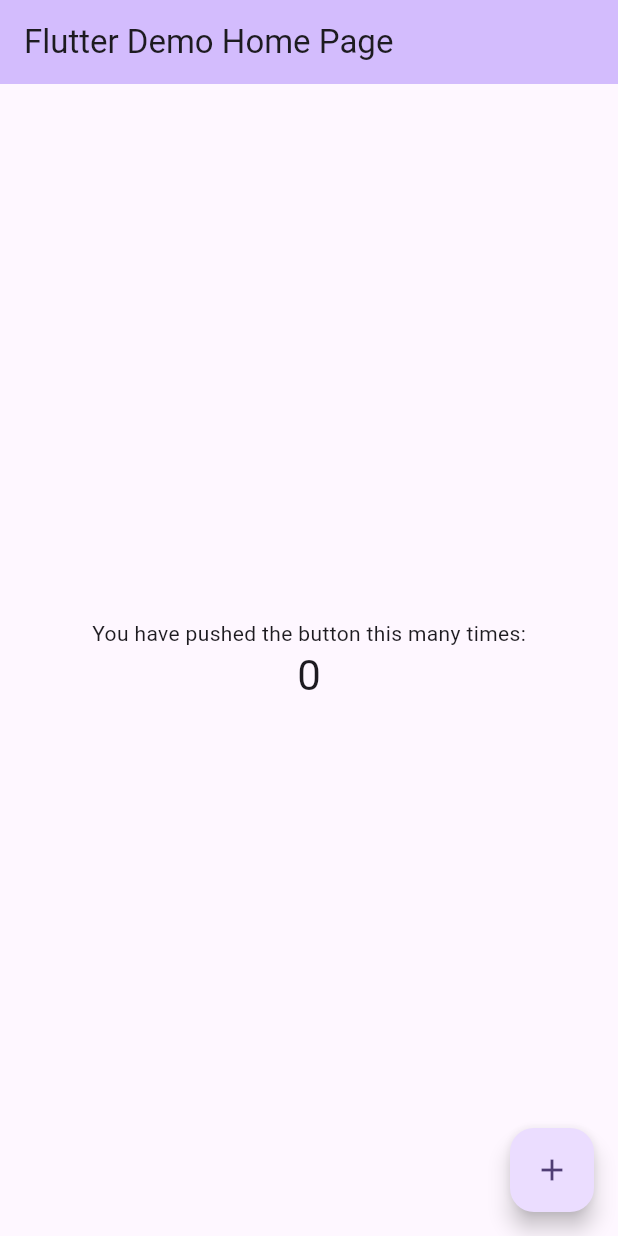
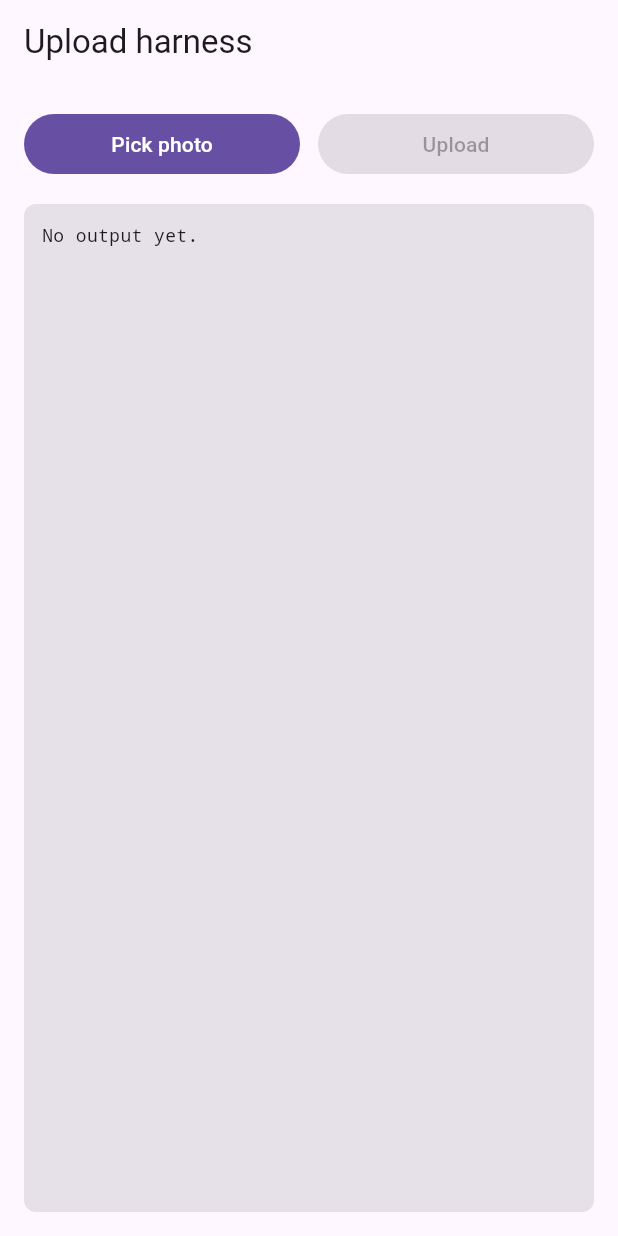
Before and after one commit to Bellinidesu/SmartSumbong, a Flutter app: the screen it shows after launch, on a phone screen of 412 x 824 dp. Run offline on Flutter 3.47's test engine with Material 3 defaults, Android fonts, the phone set to English and light mode, and no system bars; our stand-ins replace flutter_image_compress, image_picker; missing offline and left inert: exif.

Commit message:
mobile: dependencies and harness for the EXIF strip
core: flutter_image_compress and path_provider, required by the
_sanitise() pass that media_upload.dart already depends on.

resident: throwaway upload harness. Picks a photo, reports its local
EXIF, uploads, then fetches the delivered asset back and reports what
survived. This is what caught the 44-tag leak; keeping it until the
real screens exist.

```diff
--- a/mobile/core/pubspec.yaml
+++ b/mobile/core/pubspec.yaml
@@ -13,6 +13,8 @@ dependencies:
   http: ^1.2.2
   image_picker: ^1.1.2
   uuid: ^4.5.1
+  flutter_image_compress: ^2.4.0
+  path_provider: ^2.1.4
 
 dev_dependencies:
   flutter_test:
--- a/mobile/resident/lib/main.dart
+++ b/mobile/resident/lib/main.dart
@@ -1,122 +1,189 @@
+// SCRATCH — delete once the upload path is proven.
+//
+// Run with:
+//   flutter run --dart-define-from-file=dart_defines.json
+
+import 'dart:io';
+
+import 'package:exif/exif.dart';
 import 'package:flutter/material.dart';
+import 'package:http/http.dart' as http;
+import 'package:smartsumbong_core/smartsumbong_core.dart';
 
-void main() {
-  runApp(const MyApp());
+const _cloudName = String.fromEnvironment('CLOUDINARY_CLOUD_NAME');
+const _uploadPreset = String.fromEnvironment('CLOUDINARY_UPLOAD_PRESET');
+
+void main() => runApp(const HarnessApp());
+
+class HarnessApp extends StatelessWidget {
+  const HarnessApp({super.key});
+
+  @override
+  Widget build(BuildContext context) => MaterialApp(
+        title: 'Upload harness',
+        theme: ThemeData(useMaterial3: true),
+        home: const HarnessPage(),
+      );
 }
 
-class MyApp extends StatelessWidget {
-  const MyApp({super.key});
+class HarnessPage extends StatefulWidget {
+  const HarnessPage({super.key});
 
-  // This widget is the root of your application.
   @override
-  Widget build(BuildContext context) {
-    return MaterialApp(
-      title: 'Flutter Demo',
-      theme: ThemeData(
-        // This is the theme of your application.
-        //
-        // TRY THIS: Try running your application with "flutter run". You'll see
-        // the application has a purple toolbar. Then, without quitting the app,
-        // try changing the seedColor in the colorScheme below to Colors.green
-        // and then invoke "hot reload" (save your changes or press the "hot
-        // reload" button in a Flutter-supported IDE, or press "r" if you used
-        // the command line to start the app).
-        //
-        // Notice that the counter didn't reset back to zero; the application
-        // state is not lost during the reload. To reset the state, use hot
-        // restart instead.
-        //
-        // This works for code too, not just values: Most code changes can be
-        // tested with just a hot reload.
-        colorScheme: .fromSeed(seedColor: Colors.deepPurple),
-      ),
-      home: const MyHomePage(title: 'Flutter Demo Home Page'),
+  State<HarnessPage> createState() => _HarnessPageState();
+}
+
+class _HarnessPageState extends State<HarnessPage> {
+  late final MediaUploader _uploader = MediaUploader(
+    cloudName: _cloudName,
+    uploadPreset: _uploadPreset,
   );
+
+  File? _file;
+  final _log = StringBuffer();
+  bool _busy = false;
+
+  void _say(String line) {
+    debugPrint(line);
+    setState(() => _log.writeln(line));
+  }
+
+  @override
+  void dispose() {
+    _uploader.dispose();
+    super.dispose();
+  }
+
+  Future<void> _pick() async {
+    setState(() {
+      _log.clear();
+      _file = null;
+    });
+
+    if (_cloudName.isEmpty || _uploadPreset.isEmpty) {
+      _say('MISSING --dart-define. Cloud name and preset are both empty.');
+      return;
+    }
+
+    final f = await _uploader.pick();
+    if (f == null) {
+      _say('Cancelled.');
+      return;
+    }
+
+    final bytes = await f.length();
+    _say('Local file: ${f.path.split(Platform.pathSeparator).last}');
+    _say('Local size: $bytes bytes (${(bytes / 1024).round()} KB)');
+
+    final tags = await readExifFromBytes(await f.readAsBytes());
+    final gps = tags.keys.where((k) => k.startsWith('GPS')).toList();
+
+    if (tags.isEmpty) {
+      _say('Local EXIF: none at all (already re-encoded).');
+    } else {
+      _say('Local EXIF: ${tags.length} tags.');
+      _say(gps.isEmpty
+          ? 'Local GPS:  ABSENT — picker stripped it, EXIF test inconclusive.'
+          : 'Local GPS:  PRESENT (${gps.length} tags) — test is valid.');
+      for (final k in gps) {
+        _say('  $k = ${tags[k]}');
       }
     }
 
-class MyHomePage extends StatefulWidget {
-  const MyHomePage({super.key, required this.title});
-
-  // This widget is the home page of your application. It is stateful, meaning
-  // that it has a State object (defined below) that contains fields that affect
-  // how it looks.
-
-  // This class is the configuration for the state. It holds the values (in this
-  // case the title) provided by the parent (in this case the App widget) and
-  // used by the build method of the State. Fields in a Widget subclass are
-  // always marked "final".
-
-  final String title;
-
-  @override
-  State<MyHomePage> createState() => _MyHomePageState();
+    setState(() => _file = f);
   }
 
-class _MyHomePageState extends State<MyHomePage> {
-  int _counter = 0;
+  /// Fetch back what Cloudinary actually serves and read its EXIF. This is
+  /// the observation, not the inference: whatever survives here is what a
+  /// resident publishes when they attach a photo to a complaint.
+  Future<void> _checkDelivered(String url) async {
+    _say('');
+    _say('Fetching delivered asset…');
+    final res = await http.get(Uri.parse(url));
+    _say('HTTP ${res.statusCode}, ${res.bodyBytes.length} bytes');
 
-  void _incrementCounter() {
-    setState(() {
-      // This call to setState tells the Flutter framework that something has
-      // changed in this State, which causes it to rerun the build method below
-      // so that the display can reflect the updated values. If we changed
-      // _counter without calling setState(), then the build method would not be
-      // called again, and so nothing would appear to happen.
-      _counter++;
-    });
+    final tags = await readExifFromBytes(res.bodyBytes);
+    final gps = tags.keys.where((k) => k.startsWith('GPS')).toList();
+    _say('Delivered EXIF: ${tags.length} tags');
+    _say('Delivered GPS:  ${gps.isEmpty ? "ABSENT" : "PRESENT (${gps.length})"}');
+    for (final k in tags.keys) {
+      _say('  $k');
+    }
+  }
+
+  Future<void> _upload() async {
+    final f = _file;
+    if (f == null) return;
+
+    setState(() => _busy = true);
+    try {
+      final m = await _uploader.upload(f, kind: MediaKind.reportPhoto);
+      _say('');
+      _say('UPLOAD OK');
+      _say('url:       ${m.mediaUrl}');
+      _say('public_id: ${m.publicId}');
+      _say('mime:      ${m.mimeType}');
+      _say('bytes:     ${m.bytes}  (was ${await f.length()} locally)');
+      await _checkDelivered(m.mediaUrl);
+    } on MediaUploadException catch (e) {
+      _say('');
+      _say('UPLOAD FAILED: ${e.message}');
+      _say('retryable: ${e.isRetryable}');
+    } catch (e) {
+      _say('');
+      _say('UNEXPECTED: $e');
+    } finally {
+      if (mounted) setState(() => _busy = false);
+    }
   }
 
   @override
-  Widget build(BuildContext context) {
-    // This method is rerun every time setState is called, for instance as done
-    // by the _incrementCounter method above.
-    //
-    // The Flutter framework has been optimized to make rerunning build methods
-    // fast, so that you can just rebuild anything that needs updating rather
-    // than having to individually change instances of widgets.
-    return Scaffold(
-      appBar: AppBar(
-        // TRY THIS: Try changing the color here to a specific color (to
-        // Colors.amber, perhaps?) and trigger a hot reload to see the AppBar
-        // change color while the other colors stay the same.
-        backgroundColor: Theme.of(context).colorScheme.inversePrimary,
-        // Here we take the value from the MyHomePage object that was created by
-        // the App.build method, and use it to set our appbar title.
-        title: Text(widget.title),
+  Widget build(BuildContext context) => Scaffold(
+        appBar: AppBar(title: const Text('Upload harness')),
+        body: Padding(
+          padding: const EdgeInsets.all(16),
+          child: Column(
+            crossAxisAlignment: CrossAxisAlignment.stretch,
+            children: [
+              Row(
+                children: [
+                  Expanded(
+                    child: FilledButton(
+                      onPressed: _busy ? null : _pick,
+                      child: const Text('Pick photo'),
                     ),
-      body: Center(
-        // Center is a layout widget. It takes a single child and positions it
-        // in the middle of the parent.
-        child: Column(
-          // Column is also a layout widget. It takes a list of children and
-          // arranges them vertically. By default, it sizes itself to fit its
-          // children horizontally, and tries to be as tall as its parent.
-          //
-          // Column has various properties to control how it sizes itself and
-          // how it positions its children. Here we use mainAxisAlignment to
-          // center the children vertically; the main axis here is the vertical
-          // axis because Columns are vertical (the cross axis would be
-          // horizontal).
-          //
-          // TRY THIS: Invoke "debug painting" (choose the "Toggle Debug Paint"
-          // action in the IDE, or press "p" in the console), to see the
-          // wireframe for each widget.
-          mainAxisAlignment: .center,
-          children: [
-            const Text('You have pushed the button this many times:'),
-            Text(
-              '$_counter',
-              style: Theme.of(context).textTheme.headlineMedium,
+                  ),
+                  const SizedBox(width: 12),
+                  Expanded(
+                    child: FilledButton(
+                      onPressed: (_file == null || _busy) ? null : _upload,
+                      child: Text(_busy ? 'Working…' : 'Upload'),
+                    ),
+                  ),
+                ],
+              ),
+              const SizedBox(height: 16),
+              Expanded(
+                child: Container(
+                  width: double.infinity,
+                  padding: const EdgeInsets.all(12),
+                  decoration: BoxDecoration(
+                    color: Theme.of(context).colorScheme.surfaceContainerHighest,
+                    borderRadius: BorderRadius.circular(8),
+                  ),
+                  child: SingleChildScrollView(
+                    child: SelectableText(
+                      _log.isEmpty ? 'No output yet.' : _log.toString(),
+                      style: const TextStyle(
+                        fontFamily: 'monospace',
+                        fontSize: 12,
+                      ),
+                    ),
+                  ),
+                ),
               ),
             ],
           ),
         ),
-      floatingActionButton: FloatingActionButton(
-        onPressed: _incrementCounter,
-        tooltip: 'Increment',
-        child: const Icon(Icons.add),
-      ),
       );
 }
-}
--- a/mobile/resident/pubspec.yaml
+++ b/mobile/resident/pubspec.yaml
@@ -30,12 +30,13 @@ environment:
 dependencies:
   flutter:
     sdk: flutter
-  smartsumbong_core:
-    path: ../core
 
   # The following adds the Cupertino Icons font to your application.
   # Use with the CupertinoIcons class for iOS style icons.
   cupertino_icons: ^1.0.8
+  smartsumbong_core:
+   path: ../core
+  exif: ^3.3.0
 
 dev_dependencies:
   flutter_test:
```
Also changed, not shown: mobile/resident/pubspec.lock. Lines whose indentation alone changed are shown as unchanged.
